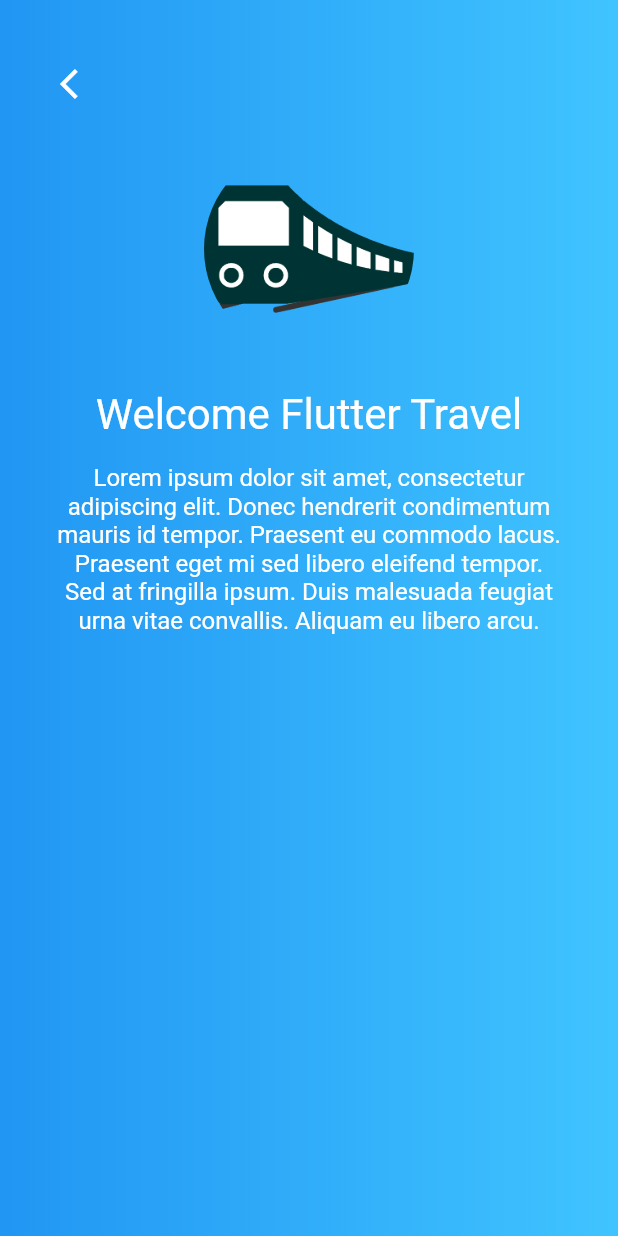
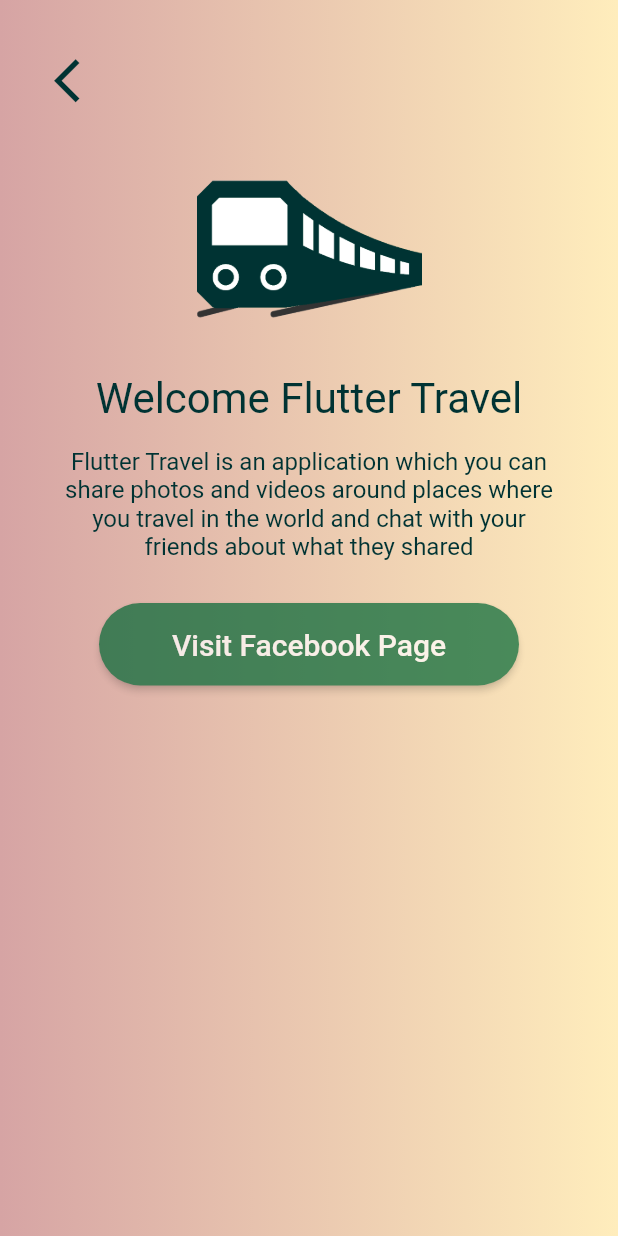
Before and after one commit to Lastmentor/Flutter_Travel, a Flutter app: the AboutUs screen opened by its route, on a phone screen of 412 x 824 dp. Run offline on Flutter 3.47's test engine with Material 2 defaults, Android fonts, the phone set to English and light mode, and no system bars; our stand-ins replace cloud_firestore, firebase_auth, firebase_storage, google_sign_in, image_picker, photo_view; missing offline and left inert: flutter_twitter_login; accounts and stored records are empty.

Commit message:
About Screen UI Updated

```diff
--- a/lib/about.dart
+++ b/lib/about.dart
@@ -1,48 +1,45 @@
 import 'package:flutter/material.dart';
+import 'package:url_launcher/url_launcher.dart';
 
 class AboutUs extends StatelessWidget {
   static const String routeName = "/AboutUs";
   @override
   Widget build(BuildContext context) {
 
-    final alucard = Hero(
-      tag: 'hero',
-      child: Padding(
-        padding: EdgeInsets.all(16.0),
-        child: CircleAvatar(
-          radius: 70.0,
-          backgroundColor: Colors.transparent,
-          backgroundImage: AssetImage('images/logo.png'),
-        ),
-      ),
+    final alucard =  new Image(
+      image: new AssetImage("images/logo.png"),width: 150.0,height: 150.0,
     );
 
     final welcome = Padding(
       padding: EdgeInsets.all(8.0),
       child: Text(
         'Welcome Flutter Travel',
-        style: TextStyle(fontSize: 28.0, color: Colors.white),
-      ),
-    );
-
-    final back = new Padding(
-      padding: const EdgeInsets.only(top: 4.0),
-      child: new Row(
-        children: <Widget>[
-          new IconButton(icon:
-          new Icon(Icons.arrow_back_ios,color: Colors.white,),
-              onPressed: () {
-                Navigator.of(context).pop();
-              }),
-        ],
+        style: TextStyle(fontSize: 28.0, color: const Color(0xFF003333)),
       ),
     );
 
     final lorem = Padding(
       padding: EdgeInsets.all(8.0),
       child: Text(
-        'Lorem ipsum dolor sit amet, consectetur adipiscing elit. Donec hendrerit condimentum mauris id tempor. Praesent eu commodo lacus. Praesent eget mi sed libero eleifend tempor. Sed at fringilla ipsum. Duis malesuada feugiat urna vitae convallis. Aliquam eu libero arcu.',
-        style: TextStyle(fontSize: 16.0, color: Colors.white,),textAlign: TextAlign.center,
+        'Flutter Travel is an application which you can share photos and videos around places where you travel in the world and chat with your friends about what they shared',
+        style: TextStyle(fontSize: 16.0, color: const Color(0xFF003333),),textAlign: TextAlign.center,
+      ),
+    );
+
+    final button = new Opacity(
+      opacity: 0.7,
+      child: new Container(
+        width: 280.0,
+        height: 55.0,
+        child: new RaisedButton(
+          onPressed: _launchURL,
+          child: new Text("Visit Facebook Page",
+              style: new TextStyle(
+                  color: Colors.white, fontSize: 20.0)),
+          color: const Color(0xFF006633),
+          shape: new RoundedRectangleBorder(
+              borderRadius: new BorderRadius.circular(30.0)),
+        ),
       ),
     );
 
@@ -51,17 +48,52 @@ class AboutUs extends StatelessWidget {
       padding: EdgeInsets.all(28.0),
       decoration: BoxDecoration(
         gradient: LinearGradient(colors: [
-          Colors.blue,
-          Colors.lightBlueAccent,
+          const Color(0xFFD6A4A4),
+          const Color(0xFFFFEDBC),
         ]),
       ),
-      child: Column(
-        children: <Widget>[back, alucard, welcome, lorem],
+      child: new ListView(
+        children: <Widget>[
+          new Row(
+            children: <Widget>[
+              new IconButton(
+                  icon: new Icon(
+                    Icons.arrow_back_ios,
+                    size: 35.0,
+                    color: const Color(0xFF003333),
+                  ),
+                  onPressed: () {
+                    Navigator.of(context).pop();
+                  }),
+            ],
+          ),
+          new Center(
+            child: new Column(
+              children: <Widget>[
+                new Padding(padding: const EdgeInsets.only(top: 15.0)),
+                alucard,
+                welcome,
+                lorem,
+                new Padding(padding: const EdgeInsets.only(top: 20.0)),
+                button
+              ],
+            ),
+          )
+        ],
       ),
     );
 
-    return Scaffold(
+    return new Scaffold(
       body: body,
     );
   }
+
+  void _launchURL() async {
+    const url = 'https://www.facebook.com/Flutter-Travel-198549500800595/';
+    if (await canLaunch(url)) {
+      await launch(url);
+    } else {
+      throw 'Could not launch $url';
+    }
+  }
 }
```
